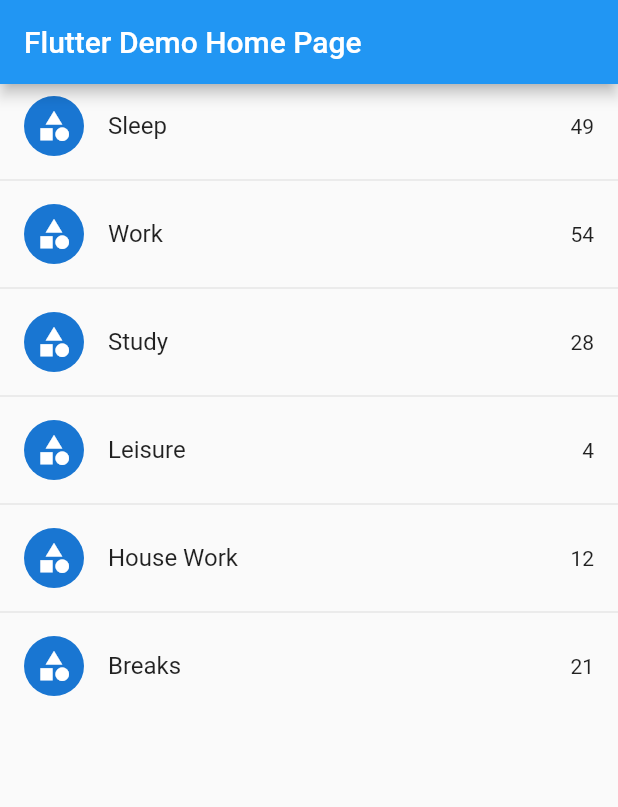
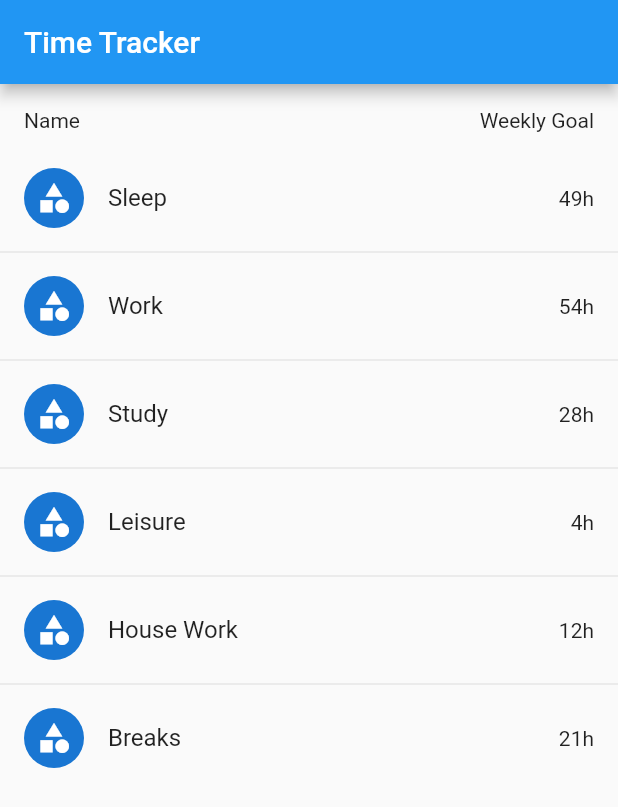
Before and after one commit to felipemvitor/time-tracker-app, a Flutter app: the screen it shows after launch, on a phone screen of 412 x 824 dp. Shown: the top 807 px of the screen. Run offline on Flutter 3.47's test engine with Material 2 defaults, Android fonts, the phone set to English and light mode, and no system bars.

Commit message:
Time formatting.

```diff
--- a/lib/main.dart
+++ b/lib/main.dart
@@ -1,10 +1,10 @@
 import 'dart:convert';
 
 import 'package:flutter/material.dart';
+import 'package:flutter/services.dart' show rootBundle;
 import 'package:time_tracker_flutter_app/model/Category.dart';
-import 'package:time_tracker_flutter_app/view/widgets/CategoryItem.dart';
 
-import 'package:flutter/services.dart' show rootBundle;
+import 'view/widgets/CategoryItem.dart';
 
 void main() {
   runApp(MyApp());
@@ -19,15 +19,13 @@
       theme: ThemeData(
         primarySwatch: Colors.blue,
       ),
-      home: MyHomePage(title: 'Flutter Demo Home Page'),
+      home: MyHomePage(),
     );
   }
 }
 
 class MyHomePage extends StatefulWidget {
-  MyHomePage({Key key, this.title}) : super(key: key);
-
-  final String title;
+  MyHomePage({Key key}) : super(key: key);
 
   @override
   _MyHomePageState createState() => _MyHomePageState();
@@ -48,20 +46,40 @@
 
   @override
   Widget build(BuildContext context) {
+    AppBar appBar = AppBar(
+      title: Text('Time Tracker'),
+    );
+
     loadCategories();
 
     return Scaffold(
-      appBar: AppBar(
-        title: Text(widget.title),
+      appBar: appBar,
+      body: Column(
+        mainAxisAlignment: MainAxisAlignment.start,
+        children: [
+          Padding(
+            padding:
+                const EdgeInsets.all(16.0),
+            child: Row(
+              mainAxisAlignment: MainAxisAlignment.spaceBetween,
+              children: [
+                Text('Name'),
+                Text('Weekly Goal'),
+              ],
             ),
-      body: ListView.separated(
+          ),
+          Expanded(
+            child: ListView.separated(
               itemCount: _categories.length,
               itemBuilder: (BuildContext context, int index) {
                 return CategoryItem(_categories[index], Icons.category);
               },
-        separatorBuilder: (BuildContext context, int index){
+              separatorBuilder: (BuildContext context, int index) {
                 return const Divider();
               },
+            ),
+          ),
+        ],
       ),
     );
   }
--- /dev/null
+++ b/lib/util/DateTimeFormatter.dart
@@ -0,0 +1,13 @@
+import 'package:intl/intl.dart';
+
+class DateTimeFormatter {
+  static DateFormat _timeFormatter = DateFormat("hh:mm");
+
+  static String formatTime(int date) {
+    return _timeFormatter.format(DateTime.fromMillisecondsSinceEpoch(date));
+  }
+
+  static String formatDuration(int duration) {
+    return duration.toString() + "h";
+  }
+}
--- a/lib/view/widgets/CategoryItem.dart
+++ b/lib/view/widgets/CategoryItem.dart
@@ -1,5 +1,6 @@
 import 'package:flutter/material.dart';
 import 'package:time_tracker_flutter_app/model/Category.dart';
+import 'package:time_tracker_flutter_app/util/DateTimeFormatter.dart';
 
 class CategoryItem extends StatelessWidget {
   final Category category;
@@ -10,12 +11,12 @@
   @override
   Widget build(BuildContext context) {
     return ListTile(
-      title: Text(this.category.name),
+      title: Text(category.name),
       // subtitle: Text(this.category.weeklyGoal.toString()),
       leading: CircleAvatar(
         child: Icon(icon),
       ),
-      trailing: Text(this.category.weeklyGoal.toString()),
+      trailing: Text(DateTimeFormatter.formatDuration(category.weeklyGoal)),
     );
   }
 }
--- a/pubspec.yaml
+++ b/pubspec.yaml
@@ -23,6 +23,9 @@
 dependencies:
   flutter:
     sdk: flutter
+  flutter_localizations:
+    sdk: flutter
+  intl: ^0.17.0-nullsafety.2
 
 
   # The following adds the Cupertino Icons font to your application.
```
Also changed, not shown: pubspec.lock. Lines whose indentation alone changed are shown as unchanged.
